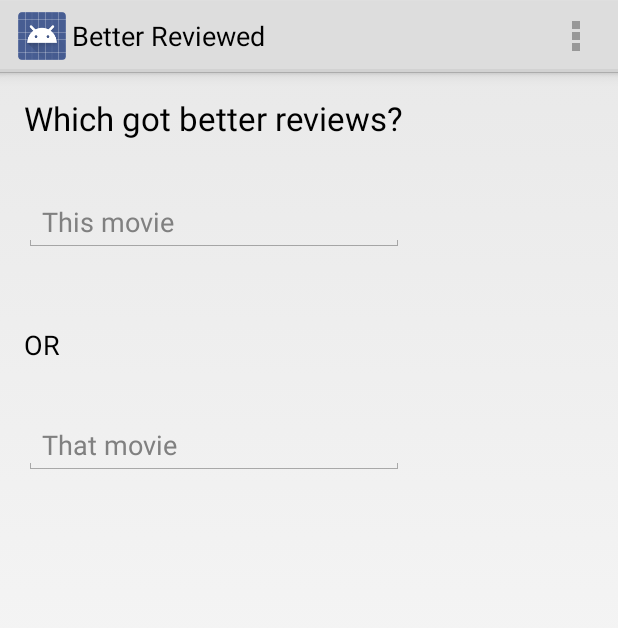
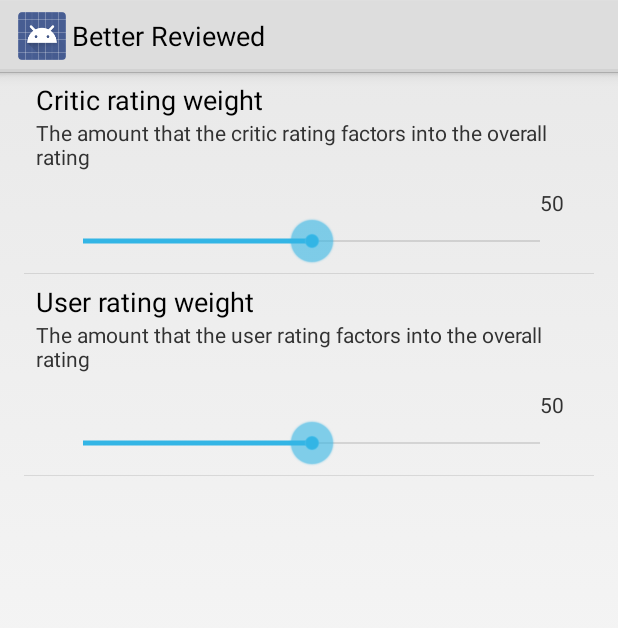
Before and after one commit to jpmunz/better-reviewed, an Android app: the screen it shows after launch (MainActivity before the commit, SettingsActivity after it), in the options menu, after a tap on "Settings", on a phone screen of 412 x 824 dp. Shown: the top 628 px of the screen. Run offline under Robolectric (Android 15) with nearby library versions, the phone set to English and light mode, and no system bars.

Commit message:
Add user settings

```diff
--- a/app/src/main/java/com/jpmunz/betterreviewed/MainActivity.java
+++ b/app/src/main/java/com/jpmunz/betterreviewed/MainActivity.java
@@ -2,8 +2,11 @@ package com.jpmunz.betterreviewed;
 
 import android.app.Activity;
 import android.content.Context;
+import android.content.Intent;
+import android.content.SharedPreferences;
 import android.os.AsyncTask;
 import android.os.Bundle;
+import android.preference.PreferenceManager;
 import android.text.Editable;
 import android.view.KeyEvent;
 import android.view.Menu;
@@ -29,14 +32,11 @@ import java.util.ArrayList;
 
 
 public class MainActivity extends Activity {
-
     private static final int AUTO_COMPLETE_THRESHOLD = 5;
+    private SharedPreferences settings;
 
     /*
     TODO
-
-        - setting menu should allow configuration of user/critic review weighting
-
         -implement compareRatings
             - show a loading indicator on the rhs
             - show a warning indicator if the call failed
@@ -45,16 +45,20 @@ public class MainActivity extends Activity {
 
         - Bugs
             - 2 results for the notebook?
-
-         http://makovkastar.github.io/blog/2014/04/12/android-autocompletetextview-with-suggestions-from-a-web-service/
      */
 
     @Override
     protected void onCreate(Bundle savedInstanceState) {
         super.onCreate(savedInstanceState);
+
+        PreferenceManager.setDefaultValues(this, R.xml.preferences, false);
+        settings = PreferenceManager.getDefaultSharedPreferences(this);
+
         setContentView(R.layout.activity_main);
         setupMovieInput(R.id.movie1_autoComplete, R.id.movie1_autoComplete_progressBar, R.id.movie2_autoComplete);
         setupMovieInput(R.id.movie2_autoComplete, R.id.movie2_autoComplete_progressBar, R.id.movie1_autoComplete);
+
+        compareRatings();
     }
 
     protected void setupMovieInput(int inputId, int progressBarId, final int otherInputId) {
@@ -97,10 +101,16 @@ public class MainActivity extends Activity {
     }
 
     protected void compareRatings() {
+        int criticWeight = Integer.parseInt(settings.getString("pref_critic_weight", "50"));
+        int userWeight = Integer.parseInt(settings.getString("pref_user_weight", "50"));
+
         AutoCompleteTextView movie1 = (AutoCompleteTextView) findViewById(R.id.movie1_autoComplete);
         AutoCompleteTextView movie2 = (AutoCompleteTextView) findViewById(R.id.movie2_autoComplete);
 
         Log.v(BetterReviewedApp.LOG_TAG, "comparing " +movie1.getText() + " and " + movie2.getText());
+        Log.v(BetterReviewedApp.LOG_TAG, "criticWeight " + criticWeight);
+        Log.v(BetterReviewedApp.LOG_TAG, "userWeight " + userWeight);
+
     }
 
     @Override
@@ -117,6 +127,8 @@ public class MainActivity extends Activity {
         // as you specify a parent activity in AndroidManifest.xml.
         int id = item.getItemId();
         if (id == R.id.action_settings) {
+            Intent intent = new Intent(this, SettingsActivity.class);
+            startActivity(intent);
             return true;
         }
         return super.onOptionsItemSelected(item);
--- /dev/null
+++ b/app/src/main/java/com/jpmunz/betterreviewed/SeekBarPreference.java
@@ -0,0 +1,228 @@
+package com.jpmunz.betterreviewed;
+
+import android.content.Context;
+import android.content.res.TypedArray;
+import android.preference.Preference;
+import android.util.AttributeSet;
+import android.util.Log;
+import android.view.View;
+import android.view.ViewGroup;
+import android.view.ViewParent;
+import android.widget.LinearLayout;
+import android.widget.RelativeLayout;
+import android.widget.SeekBar;
+import android.widget.SeekBar.OnSeekBarChangeListener;
+import android.widget.TextView;
+
+public class SeekBarPreference extends Preference implements OnSeekBarChangeListener {
+    private static final String ANDROIDNS= "http://schemas.android.com/apk/res/android";
+    private static final String CUSTOMNS = "http://schemas.android.com/apk/res/com.jpmunz.betterreviewed";
+    private static final int DEFAULT_VALUE = 50;
+
+    private int mMaxValue      = 100;
+    private int mMinValue      = 0;
+    private int mInterval      = 1;
+    private int mCurrentValue;
+    private String mConnectedSeekBarKey;
+
+    private String mUnitsLeft  = "";
+    private String mUnitsRight = "";
+    private SeekBar mSeekBar;
+
+    private TextView mStatusText;
+
+    public SeekBarPreference(Context context, AttributeSet attrs) {
+        super(context, attrs);
+        initPreference(context, attrs);
+    }
+
+    public SeekBarPreference(Context context, AttributeSet attrs, int defStyle) {
+        super(context, attrs, defStyle);
+        initPreference(context, attrs);
+    }
+
+    private void initPreference(Context context, AttributeSet attrs) {
+        setValuesFromXml(attrs);
+        mSeekBar = new SeekBar(context, attrs);
+        mSeekBar.setMax(mMaxValue - mMinValue);
+        mSeekBar.setOnSeekBarChangeListener(this);
+
+        setWidgetLayoutResource(R.layout.seek_bar_preference);
+    }
+
+    private void setValuesFromXml(AttributeSet attrs) {
+        mMaxValue = attrs.getAttributeIntValue(ANDROIDNS, "max", mMaxValue);
+        mMinValue = attrs.getAttributeIntValue(CUSTOMNS, "min", mMinValue);
+        mInterval = attrs.getAttributeIntValue(CUSTOMNS, "interval", mInterval);
+
+        mConnectedSeekBarKey = getAttributeStringValue(attrs, CUSTOMNS, "connectedSeekBarKey", "");
+        mUnitsLeft = getAttributeStringValue(attrs, CUSTOMNS, "unitsLeft", mUnitsLeft);
+        String units = getAttributeStringValue(attrs, CUSTOMNS, "units", mUnitsRight);
+        mUnitsRight = getAttributeStringValue(attrs, CUSTOMNS, "unitsRight", units);
+    }
+
+    private String getAttributeStringValue(AttributeSet attrs, String namespace, String name, String defaultValue) {
+        String value = attrs.getAttributeValue(namespace, name);
+        if(value == null)
+            value = defaultValue;
+
+        return value;
+    }
+
+    @Override
+    protected View onCreateView(ViewGroup parent) {
+        View view = super.onCreateView(parent);
+
+        // The basic preference layout puts the widget frame to the right of the title and summary,
+        // so we need to change it a bit - the seekbar should be under them.
+        LinearLayout layout = (LinearLayout) view;
+        layout.setOrientation(LinearLayout.VERTICAL);
+
+        return view;
+    }
+
+    @Override
+    public void onBindView(View view) {
+        super.onBindView(view);
+
+        try {
+            // move our seekbar to the new view we've been given
+            ViewParent oldContainer = mSeekBar.getParent();
+            ViewGroup newContainer = (ViewGroup) view.findViewById(R.id.seekBarPrefBarContainer);
+
+            if (oldContainer != newContainer) {
+                // remove the seekbar from the old view
+                if (oldContainer != null) {
+                    ((ViewGroup) oldContainer).removeView(mSeekBar);
+                }
+                // remove the existing seekbar (there may not be one) and add ours
+                newContainer.removeAllViews();
+                newContainer.addView(mSeekBar, ViewGroup.LayoutParams.FILL_PARENT,
+                        ViewGroup.LayoutParams.WRAP_CONTENT);
+            }
+        }
+        catch(Exception ex) {
+            Log.e(BetterReviewedApp.LOG_TAG, "Error binding view: " + ex.toString());
+        }
+
+        //if dependency is false from the beginning, disable the seek bar
+        if (view != null && !view.isEnabled())
+        {
+            mSeekBar.setEnabled(false);
+        }
+
+        updateView(view);
+    }
+
+    /**
+     * Update a SeekBarPreference view with our current state
+     * @param view
+     */
+    protected void updateView(View view) {
+
+        try {
+            mStatusText = (TextView) view.findViewById(R.id.seekBarPrefValue);
+
+            mStatusText.setText(String.valueOf(mCurrentValue));
+            mStatusText.setMinimumWidth(30);
+
+            mSeekBar.setProgress(mCurrentValue - mMinValue);
+
+            TextView unitsRight = (TextView)view.findViewById(R.id.seekBarPrefUnitsRight);
+            unitsRight.setText(mUnitsRight);
+
+            TextView unitsLeft = (TextView)view.findViewById(R.id.seekBarPrefUnitsLeft);
+            unitsLeft.setText(mUnitsLeft);
+        }
+        catch(Exception e) {
+            Log.e(BetterReviewedApp.LOG_TAG, "Error updating seek bar preference", e);
+        }
+
+    }
+
+    public void setProgress(int progress) {
+        mSeekBar.setProgress(progress);
+    }
+
+    @Override
+    public void onProgressChanged(SeekBar seekBar, int progress, boolean fromUser) {
+        int newValue = progress + mMinValue;
+
+        if(newValue > mMaxValue)
+            newValue = mMaxValue;
+        else if(newValue < mMinValue)
+            newValue = mMinValue;
+        else if(mInterval != 1 && newValue % mInterval != 0)
+            newValue = Math.round(((float)newValue)/mInterval)*mInterval;
+
+        // change rejected, revert to the previous value
+        if(!callChangeListener(newValue)){
+            seekBar.setProgress(mCurrentValue - mMinValue);
+            return;
+        }
+
+
+        if(fromUser && mConnectedSeekBarKey.length() > 0) {
+            SeekBarPreference otherBar = (SeekBarPreference) findPreferenceInHierarchy(mConnectedSeekBarKey);
+            //otherBar.onProgressChanged();
+            otherBar.setProgress(mMaxValue - newValue);
+        }
+
+        // change accepted, store it
+        mCurrentValue = newValue;
+        mStatusText.setText(String.valueOf(newValue));
+        persistString(Integer.toString(newValue));
+    }
+
+    @Override
+    public void onStartTrackingTouch(SeekBar seekBar) {}
+
+    @Override
+    public void onStopTrackingTouch(SeekBar seekBar) {
+        notifyChanged();
+    }
+
+    @Override
+    protected Object onGetDefaultValue(TypedArray ta, int index){
+        return Integer.parseInt(ta.getString(index));
+    }
+
+    @Override
+    protected void onSetInitialValue(boolean restoreValue, Object defaultValue) {
+        if(restoreValue) {
+            mCurrentValue = Integer.parseInt(getPersistedString("50"));
+        }
+        else {
+            int temp = 0;
+            try {
+                temp = (Integer)defaultValue;
+            }
+            catch(Exception ex) {
+                Log.e(BetterReviewedApp.LOG_TAG, "Invalid default value: " + defaultValue.toString());
+            }
+
+            persistString(Integer.toString(temp));
+            mCurrentValue = temp;
+        }
+    }
+
+    /**
+     * make sure that the seekbar is disabled if the preference is disabled
+     */
+    @Override
+    public void setEnabled(boolean enabled) {
+        super.setEnabled(enabled);
+        mSeekBar.setEnabled(enabled);
+    }
+
+    @Override
+    public void onDependencyChanged(Preference dependency, boolean disableDependent) {
+        super.onDependencyChanged(dependency, disableDependent);
+
+        //Disable movement of seek bar when dependency is false
+        if (mSeekBar != null)
+        {
+            mSeekBar.setEnabled(!disableDependent);
+        }
+    }
+}
--- /dev/null
+++ b/app/src/main/java/com/jpmunz/betterreviewed/SettingsActivity.java
@@ -0,0 +1,16 @@
+package com.jpmunz.betterreviewed;
+
+import android.app.Activity;
+import android.os.Bundle;
+
+public class SettingsActivity extends Activity {
+    @Override
+    protected void onCreate(Bundle savedInstanceState) {
+        super.onCreate(savedInstanceState);
+
+        // Display the fragment as the main content.
+        getFragmentManager().beginTransaction()
+                .replace(android.R.id.content, new SettingsFragment())
+                .commit();
+    }
+}
--- /dev/null
+++ b/app/src/main/java/com/jpmunz/betterreviewed/SettingsFragment.java
@@ -0,0 +1,14 @@
+package com.jpmunz.betterreviewed;
+
+import android.os.Bundle;
+import android.preference.PreferenceFragment;
+
+public class SettingsFragment extends PreferenceFragment {
+    @Override
+    public void onCreate(Bundle savedInstanceState) {
+        super.onCreate(savedInstanceState);
+
+        // Load the preferences from an XML resource
+        addPreferencesFromResource(R.xml.preferences);
+    }
+}
--- a/app/src/main/res/layout/activity_main.xml
+++ b/app/src/main/res/layout/activity_main.xml
@@ -22,6 +22,7 @@
    <com.jpmunz.betterreviewed.RottenTomatoesAutoCompleteTextView
        android:layout_width="wrap_content"
        android:layout_height="wrap_content"
+       android:text="The first movie"
        android:hint="@string/movie1_placeholder"
        android:id="@+id/movie1_autoComplete"
        android:layout_below="@+id/header"
@@ -36,6 +37,7 @@
  <com.jpmunz.betterreviewed.RottenTomatoesAutoCompleteTextView
      android:layout_width="wrap_content"
      android:layout_height="wrap_content"
+     android:text="The second movie"
      android:hint="@string/movie2_placeholder"
      android:id="@+id/movie2_autoComplete"
      android:layout_marginTop="109dp"
--- /dev/null
+++ b/app/src/main/res/layout/seek_bar_preference.xml
@@ -0,0 +1,49 @@
+<?xml version="1.0" encoding="utf-8"?>
+
+<RelativeLayout xmlns:android="http://schemas.android.com/apk/res/android"
+    android:id="@android:id/widget_frame"
+    android:layout_width="fill_parent"
+    android:layout_height="wrap_content"
+    android:paddingBottom="5dp"
+    android:paddingLeft="15dp"
+    android:paddingRight="10dp"
+    android:paddingTop="5dp" >
+
+    <TextView
+        android:id="@+id/seekBarPrefUnitsRight"
+        android:layout_width="wrap_content"
+        android:layout_height="wrap_content"
+        android:layout_alignParentRight="true"
+        android:layout_alignParentTop="true" >
+    </TextView>
+
+    <TextView
+        android:id="@+id/seekBarPrefValue"
+        android:layout_width="wrap_content"
+        android:layout_height="wrap_content"
+        android:layout_toLeftOf="@id/seekBarPrefUnitsRight"
+        android:gravity="right" >
+    </TextView>
+
+    <TextView
+        android:id="@+id/seekBarPrefUnitsLeft"
+        android:layout_width="wrap_content"
+        android:layout_height="wrap_content"
+        android:layout_toLeftOf="@id/seekBarPrefValue" >
+    </TextView>
+
+    <LinearLayout
+        android:id="@+id/seekBarPrefBarContainer"
+        android:layout_width="fill_parent"
+        android:layout_height="wrap_content"
+        android:layout_alignParentLeft="true"
+        android:layout_below="@+id/seekBarPrefUnitsRight"
+        android:orientation="horizontal" >
+
+        <SeekBar
+            android:id="@+id/seekBarPrefSeekBar"
+            android:layout_width="fill_parent"
+            android:layout_height="wrap_content" />
+    </LinearLayout>
+
+</RelativeLayout>
--- /dev/null
+++ b/app/src/main/res/values/attrs.xml
@@ -0,0 +1,9 @@
+<?xml version="1.0" encoding="utf-8"?>
+<resources>
+    <declare-styleable name="SeekBarPreference">
+        <attr name="min" format="integer"/>
+        <attr name="unitsLeft" format="string"/>
+        <attr name="unitsRight" format="string"/>
+        <attr name="connectedSeekBarKey" format="string"/>
+    </declare-styleable>
+</resources>
--- a/app/src/main/res/values/strings.xml
+++ b/app/src/main/res/values/strings.xml
@@ -8,4 +8,11 @@
     <string name="action_settings">Settings</string>
     <string name="or">OR</string>
 
+
+    <string name="pref_critic_weight">Critic rating weight</string>
+    <string name="pref_critic_weight_summary">The amount that the critic rating factors into the overall rating</string>
+    <string name="pref_user_weight">User rating weight</string>
+    <string name="pref_user_weight_summary">The amount that the user rating factors into the overall rating</string>
+
+
 </resources>
--- /dev/null
+++ b/app/src/main/res/xml/preferences.xml
@@ -0,0 +1,31 @@
+<?xml version="1.0" encoding="utf-8"?>
+
+<PreferenceScreen
+    xmlns:android="http://schemas.android.com/apk/res/android"
+    xmlns:custom="http://schemas.android.com/apk/res/com.jpmunz.betterreviewed">
+
+    <com.jpmunz.betterreviewed.SeekBarPreference
+        android:key="pref_critic_weight"
+        android:title="@string/pref_critic_weight"
+        android:summary="@string/pref_critic_weight_summary"
+        android:defaultValue="50"
+        android:max="100"
+        custom:min="0"
+        custom:unitsLeft=""
+        custom:unitsRight="%"
+        custom:connectedSeekBarKey="pref_user_weight"
+        />
+
+    <com.jpmunz.betterreviewed.SeekBarPreference
+        android:key="pref_user_weight"
+        android:title="@string/pref_user_weight"
+        android:summary="@string/pref_user_weight_summary"
+        android:defaultValue="50"
+        android:max="100"
+        custom:min="0"
+        custom:unitsLeft=""
+        custom:unitsRight="%"
+        custom:connectedSeekBarKey="pref_critic_weight"
+        />
+
+</PreferenceScreen>
```
Also changed, not shown: app/src/main/AndroidManifest.xml (+7 -0 lines).
